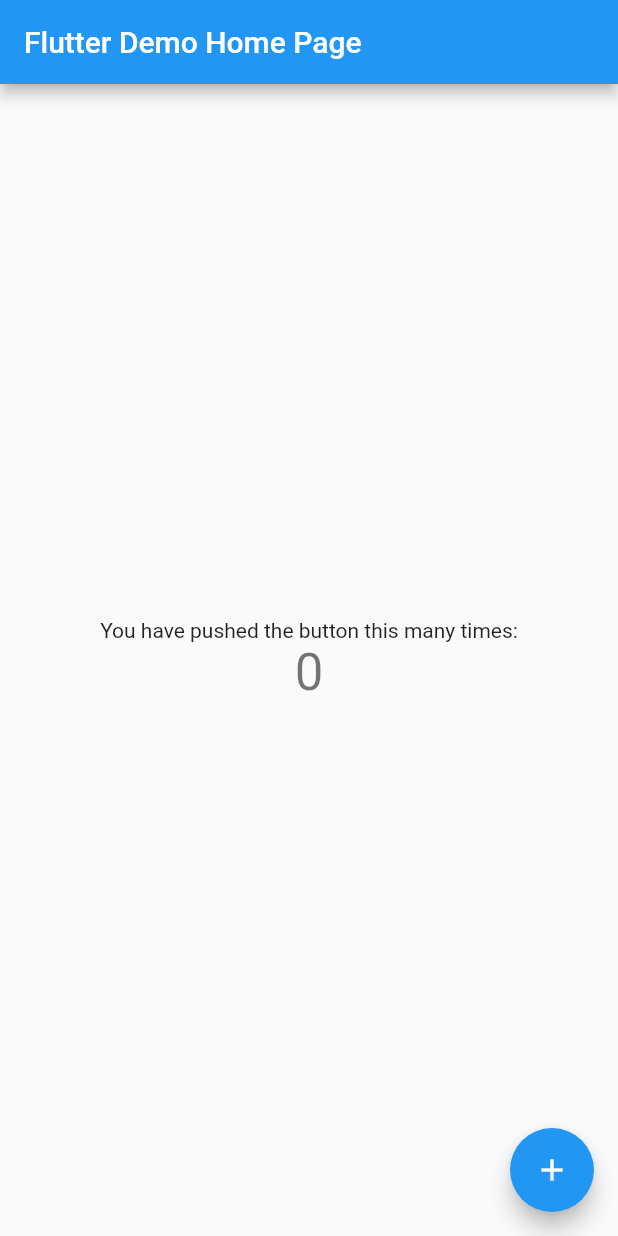
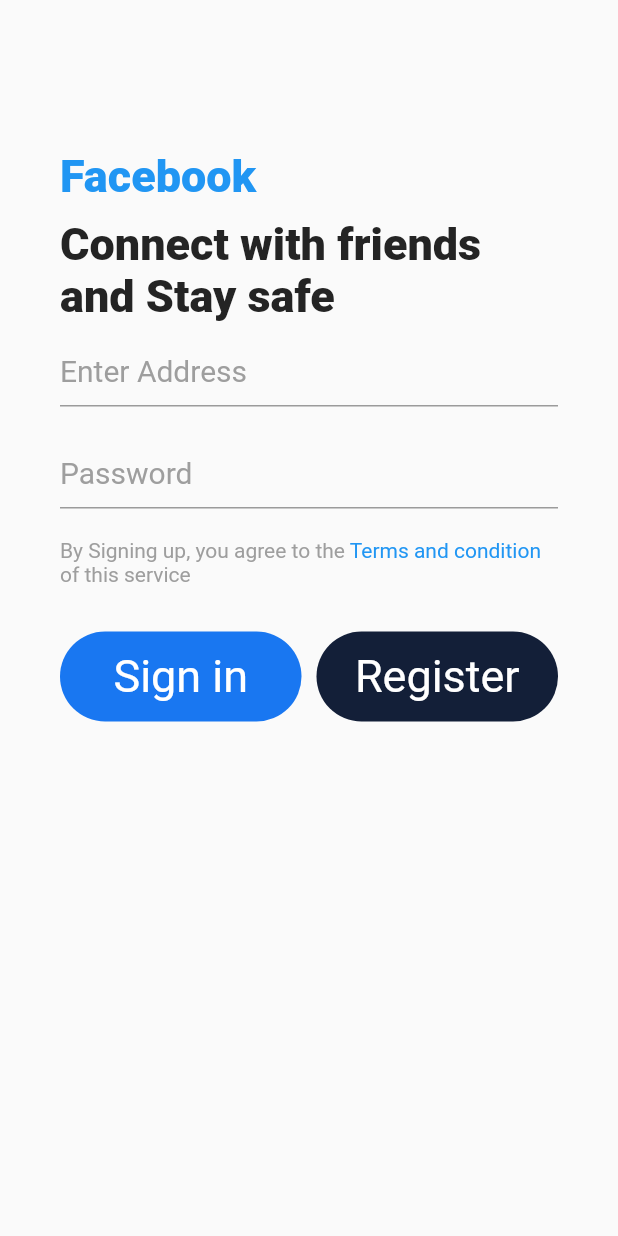
Before and after one commit to phawazzzy/facebook_clone, a Flutter app: the screen it shows after launch, on a phone screen of 412 x 824 dp. Run offline on Flutter 3.47's test engine with Material 2 defaults, Android fonts, the phone set to English and light mode, and no system bars; Roboto replaces fonts that are missing (avenir).

Commit message:
done with first screen

```diff
--- /dev/null
+++ b/lib/constant.dart
@@ -0,0 +1,3 @@
+import 'package:flutter/material.dart';
+
+const KButtonTextStyle = TextStyle(color: Colors.white, fontSize: 30.0);
--- a/lib/main.dart
+++ b/lib/main.dart
@@ -1,4 +1,5 @@
 import 'package:flutter/material.dart';
+import 'constant.dart';
 
 void main() {
   runApp(MyApp());
@@ -8,62 +9,124 @@ class MyApp extends StatelessWidget {
   @override
   Widget build(BuildContext context) {
     return MaterialApp(
-      title: 'Flutter Demo',
+      title: 'Facebook',
       theme: ThemeData(
         primarySwatch: Colors.blue,
         visualDensity: VisualDensity.adaptivePlatformDensity,
       ),
-      home: MyHomePage(title: 'Flutter Demo Home Page'),
+      home: MyHomePage(),
     );
   }
 }
 
 class MyHomePage extends StatefulWidget {
-  MyHomePage({Key key, this.title}) : super(key: key);
-
-  final String title;
-
   @override
   _MyHomePageState createState() => _MyHomePageState();
 }
 
 class _MyHomePageState extends State<MyHomePage> {
-  int _counter = 0;
+  @override
+  Widget build(BuildContext context) {
+    return Scaffold(
+      body: Container(
+        margin: EdgeInsets.only(top: 100.0, left: 40.0, right: 40.0),
+//        color: Colors.white,
+        child: SafeArea(
+          child: SingleChildScrollView(
+            child: Column(
+              crossAxisAlignment: CrossAxisAlignment.stretch,
+              children: <Widget>[
+                Padding(
+                  padding: const EdgeInsets.only(bottom: 10.0),
+                  child: Text(
+                    'Facebook',
+                    style: TextStyle(
+                        color: Colors.blue,
+                        fontSize: 30.0,
+                        fontFamily: 'avenir',
+                        fontWeight: FontWeight.w900),
+                  ),
+                ),
+                Padding(
+                  padding: const EdgeInsets.only(bottom: 8.0),
+                  child: Text(
+                    "Connect with friends and Stay safe",
+                    style: TextStyle(
+                        color: Color(0xFF242424),
+                        fontSize: 30.0,
+                        fontFamily: 'avenir',
+                        fontWeight: FontWeight.w900),
+                  ),
+                ),
+                TextField(
+                  decoration: InputDecoration(
+                      hintText: "Enter Address",
+                      hintStyle: TextStyle(color: Colors.grey, fontSize: 20.0)),
+                ),
+                SizedBox(
+                  height: 20,
+                ),
+                TextField(
+                  decoration: InputDecoration(
+                      hintText: "Password",
+                      hintStyle: TextStyle(color: Colors.grey, fontSize: 20.0)),
+                ),
+                SizedBox(
+                  height: 20,
+                ),
+                RichText(
+                  text: TextSpan(
+                    text: 'By Signing up, you agree to the ',
+                    style: TextStyle(color: Colors.grey),
+                    children: <TextSpan>[
+                      TextSpan(
+                          text: 'Terms and condition',
+                          style: TextStyle(color: Colors.blue)),
+                      TextSpan(text: ' of this service'),
+                    ],
+                  ),
+                ),
+                SizedBox(height: 30,),
+                Row(
+                  mainAxisAlignment: MainAxisAlignment.spaceBetween,
+                  children: <Widget>[
+                    Expanded(
+                      child: Buttons('Sign in', Color(0xFF1977F1)),
+                    ),
+                    SizedBox(
+                      width: 10,
+                    ),
+                    Expanded(
+                      child: Buttons('Register', Color(0xFF131F38)),
+                    )
+                  ],
+                )
+              ],
+            ),
+          ),
+        ),
+      ),
+    );
+  }
+}
 
-  void _incrementCounter() {
-    setState(() {
+class Buttons extends StatelessWidget {
+  final String text;
+  final Color color;
 
-      _counter++;
-    });
-  }
+  Buttons(this.text, this.color);
 
   @override
   Widget build(BuildContext context) {
-
-    return Scaffold(
-      appBar: AppBar(
-        title: Text(widget.title),
+    return Container(
+      height: 60.0,
+      child: Center(
+        child: Text(text, style: KButtonTextStyle),
       ),
-      body: Center(
-
-        child: Column(
-          mainAxisAlignment: MainAxisAlignment.center,
-          children: <Widget>[
-            Text(
-              'You have pushed the button this many times:',
-            ),
-            Text(
-              '$_counter',
-              style: Theme.of(context).textTheme.headline4,
-            ),
-          ],
-        ),
+      decoration: BoxDecoration(
+        color: color,
+        borderRadius: BorderRadius.circular(40),
       ),
-      floatingActionButton: FloatingActionButton(
-        onPressed: _incrementCounter,
-        tooltip: 'Increment',
-        child: Icon(Icons.add),
-      ), // This trailing comma makes auto-formatting nicer for build methods.
     );
   }
 }
--- a/pubspec.yaml
+++ b/pubspec.yaml
@@ -1,7 +1,7 @@
 name: facebookclone
 description: A new Flutter application.
 
-.
+
 publish_to: 'none' # Remove this line if you wish to publish to pub.dev
 
 version: 1.0.0+1
```
